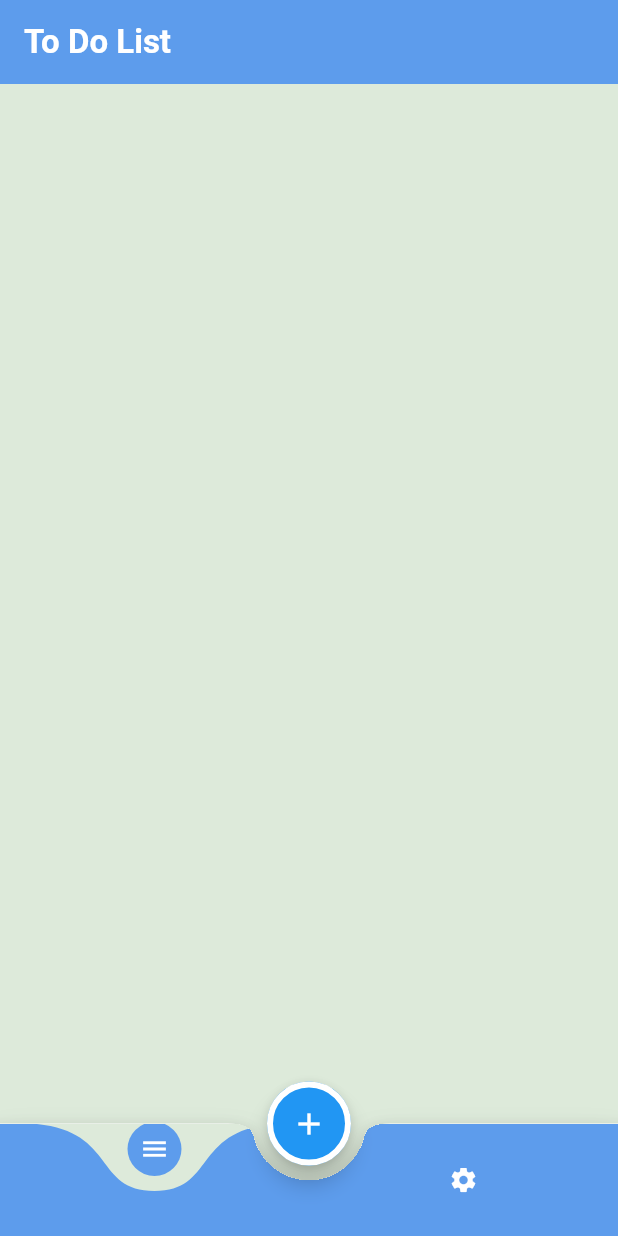
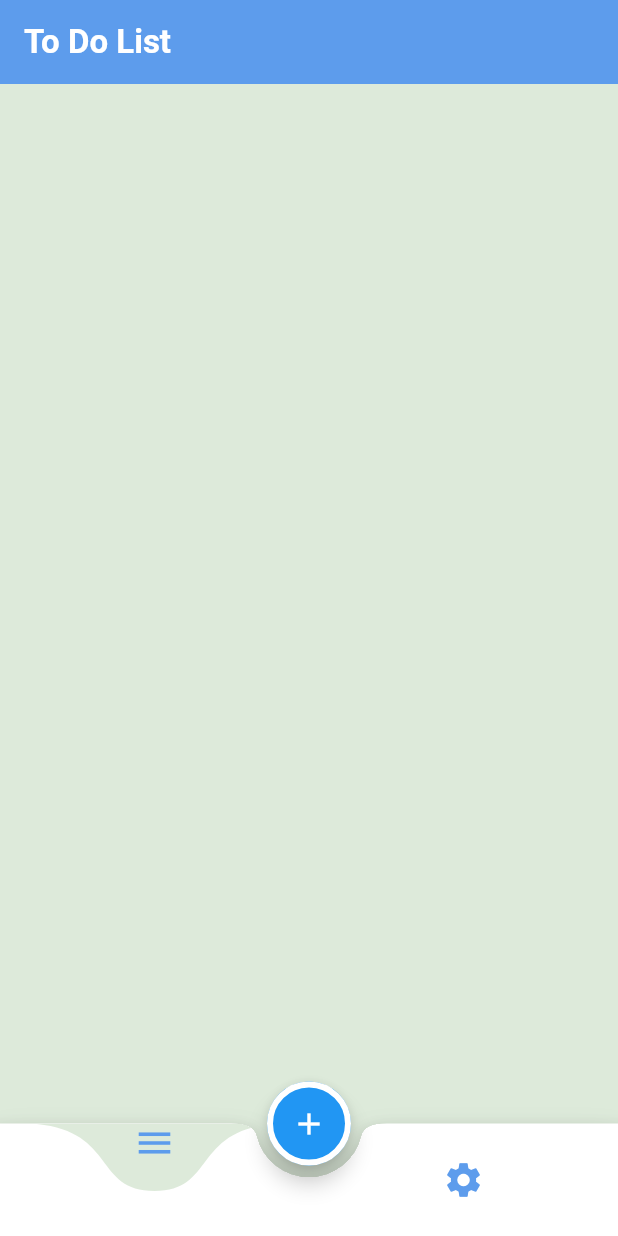
Before and after one commit to Mohamed-lalah/productivity_assistant, a Flutter app: the screen it shows after launch, on a phone screen of 412 x 824 dp. Run offline on Flutter 3.47's test engine with Material 2 defaults, Android fonts, the phone set to English and light mode, and no system bars; drawn by our look-alikes of curved_navigation_bar.

Commit message:
Finishing design for CurvedNavigationBar

```diff
--- a/lib/ui/screens/home/home.dart
+++ b/lib/ui/screens/home/home.dart
@@ -4,8 +4,6 @@ import 'package:productivity_assistant/ui/screens/bottom_sheets/add_sheet.dart';
 import '../../utilities/app_colors.dart';
 import '../../utilities/app_theme.dart';
 import 'package:curved_navigation_bar/curved_navigation_bar.dart';
-
-
 class Home extends StatefulWidget {
   static String routeName = "home";
 
@@ -36,22 +34,21 @@ class _HomeState extends State<Home> {
   );
 
   Widget bottomNav () => BottomAppBar(
-
-    notchMargin: 10,
+    notchMargin: 8,
     shape: CircularNotchedRectangle(),
     clipBehavior: Clip.hardEdge,
+    child: CurvedNavigationBar(
+       color: AppColors.white,
+      backgroundColor: AppColors.accent,
+      buttonBackgroundColor: AppColors.transparent,
+      animationDuration: Duration(milliseconds: 400),
+        items: const <Widget> [
+           Icon(Icons.menu,size: 28,color: AppColors.primiary,),
+           Icon(Icons.settings ,size:28,color: AppColors.primiary)
 
-    child: CurvedNavigationBar(
 
-      color: AppColors.primiary,
-      backgroundColor: AppColors.accent,
-      animationDuration: Duration(milliseconds: 400),
-        buttonBackgroundColor: AppColors.primiary,
-        items: [
-      Icon(Icons.menu,size: 20,color: AppColors.white),
-      Icon(Icons.settings,size: 20,color: AppColors.white,),
-
-    ]),
+    ]
+  ),
   );
 
   Widget fab()=> FloatingActionButton(onPressed: (){
```
